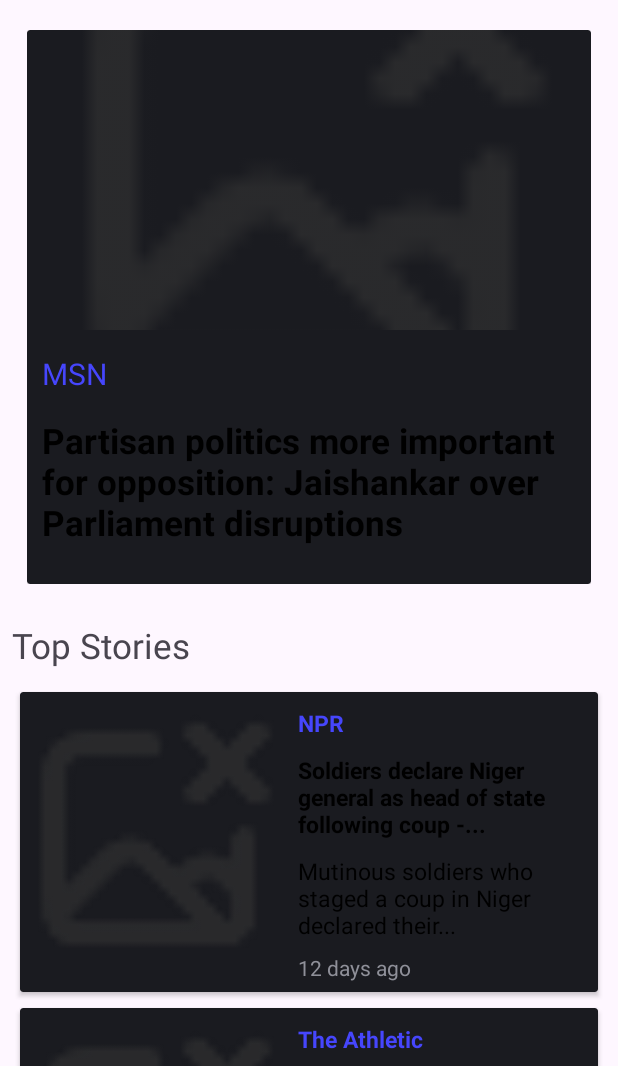
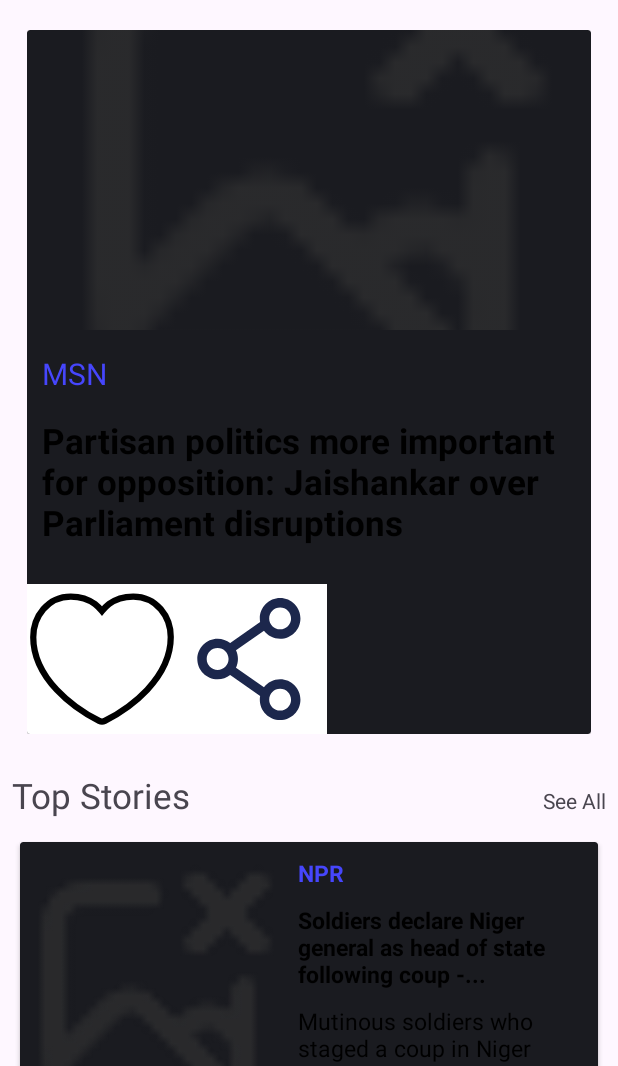
Before and after one commit to gangulwar/Android-NewsApp, an Android app: the screen it shows after launch (MainActivity), on a phone screen of 412 x 824 dp, the part 170-1236 px from its top. Run offline under Robolectric (Android 15) with nearby library versions, the phone set to English and light mode, and no system bars; our stand-ins replace Picasso; pictures from the network do not load.

Commit message:
add like feature

```diff
--- a/app/src/main/java/org/gangulwar/newsapp/LatestNewsAdapter.java
+++ b/app/src/main/java/org/gangulwar/newsapp/LatestNewsAdapter.java
@@ -1,14 +1,18 @@
 package org.gangulwar.newsapp;
+
 
 import android.content.Context;
 import android.content.Intent;
+import android.graphics.drawable.Drawable;
 import android.view.LayoutInflater;
 import android.view.View;
 import android.view.ViewGroup;
+import android.widget.ImageButton;
 import android.widget.ImageView;
 import android.widget.TextView;
 
 import androidx.annotation.NonNull;
+import androidx.core.content.ContextCompat;
 import androidx.recyclerview.widget.RecyclerView;
 
 import com.squareup.picasso.Picasso;
@@ -38,24 +42,55 @@ public class LatestNewsAdapter extends RecyclerView.Adapter<LatestNewsAdapter.Vi
     @Override
     public void onBindViewHolder(@NonNull ViewHolder holder, int position) {
 //holder.imageView.se
+        TopStroiesModal object=newsModalArrayList.get(position);
         Picasso.get()
-                .load(newsModalArrayList.get(position).imageUrl)
+                .load(object.imageUrl)
                 .placeholder(R.drawable.loadinggif)
                 .error(R.drawable.image_loading_error)
                 .into(holder.imageView);
 
-        holder.title.setText(newsModalArrayList.get(position).title);
-        holder.source.setText(newsModalArrayList.get(position).source);
+        holder.title.setText(object.title);
+        holder.source.setText(object.source);
+       if (object.isLiked){
+           holder.likeButton.setImageResource(R.drawable.heart_after);
+       }else{
+           holder.likeButton.setImageResource(R.drawable.heart_before);
+       }
+
         holder.itemView.setOnClickListener(new View.OnClickListener() {
             @Override
             public void onClick(View v) {
                 Intent intent = new Intent(context, NewsDetailActivity.class);
-                intent.putExtra("object", newsModalArrayList.get(position));
+                intent.putExtra("object", object);
                 intent.addFlags(Intent.FLAG_ACTIVITY_NEW_TASK);
                 context.startActivity(intent);
             }
         });
 
+        holder.likeButton.setOnClickListener(new View.OnClickListener() {
+            @Override
+            public void onClick(View v) {
+                System.out.println("clicked");
+//                Drawable a=holder.likeButton.getDrawable();
+//                if (a.getConstantState().equals(ContextCompat.getDrawable(context, R.drawable.heart_before).getConstantState())){
+//                    System.out.println("Reaching");
+//                    holder.likeButton.setImageResource(R.drawable.heart_after);
+//                }else {
+//                    System.out.println("Reaching 2");
+//                    holder.likeButton.setImageResource(R.drawable.heart_before);
+//                }
+               // TopStroiesModal object = newsModalArrayList.get(position);
+                if (!(object.isLiked)) {
+                    holder.likeButton.setImageResource(R.drawable.heart_after);
+                    FavoriteFragment.addFavorite(object);
+                    object.isLiked = true;
+                } else {
+                    holder.likeButton.setImageResource(R.drawable.heart_before);
+                    //FavoriteFragment.removeFavorite(object);
+                    object.isLiked = false;
+                }
+            }
+        });
     }
 
     @Override
@@ -70,13 +105,17 @@ public class LatestNewsAdapter extends RecyclerView.Adapter<LatestNewsAdapter.Vi
 
         TextView source;
 
+        ImageButton shareButton;
+        ImageButton likeButton;
+
         public ViewHolder(@NonNull View itemView) {
             super(itemView);
 
             imageView = itemView.findViewById(R.id.imageViewNews);
             title = itemView.findViewById(R.id.Title);
             source = itemView.findViewById(R.id.source);
-
+            shareButton = itemView.findViewById(R.id.shareButton);
+            likeButton = itemView.findViewById(R.id.likeButton);
         }
     }
 }
--- a/app/src/main/java/org/gangulwar/newsapp/MainActivity.java
+++ b/app/src/main/java/org/gangulwar/newsapp/MainActivity.java
@@ -117,6 +117,10 @@ public class MainActivity extends AppCompatActivity {
                     titleOfToolBar.setText("Categories");
 
                     loadFragment(new CategoriesFragment(getApplicationContext()), true);
+                } else if (id==R.id.favorite) {
+                    Toast.makeText(getApplicationContext(), "Favorite Clicked", Toast.LENGTH_SHORT).show();
+                    titleOfToolBar.setText("Favorites");
+                    loadFragment(new FavoriteFragment(getApplicationContext()), true);
                 } else if (id == R.id.aboutUs) {
                     Toast.makeText(getApplicationContext(), "About Us Clicked", Toast.LENGTH_SHORT).show();
                     titleOfToolBar.setText("About Us");
--- a/app/src/main/java/org/gangulwar/newsapp/TopStroiesModal.java
+++ b/app/src/main/java/org/gangulwar/newsapp/TopStroiesModal.java
@@ -14,6 +14,7 @@ public class TopStroiesModal implements Parcelable {
     String imageUrl;
     String date;
     String body;
+    boolean isLiked = false;
 
     public TopStroiesModal(String source, String author, String title, String description, String url, String imageUrl, String date, String body) {
         this.source = source;
--- a/app/src/main/res/layout/fragment_main.xml
+++ b/app/src/main/res/layout/fragment_main.xml
@@ -2,14 +2,14 @@
 
 
 <FrameLayout xmlns:android="http://schemas.android.com/apk/res/android"
+    xmlns:app="http://schemas.android.com/apk/res-auto"
+    xmlns:tools="http://schemas.android.com/tools"
     android:id="@+id/container"
     android:layout_width="match_parent"
-    android:layout_height="wrap_content">
+    android:layout_height="wrap_content"
+    android:textAlignment="viewEnd">
 
     <androidx.core.widget.NestedScrollView
-        xmlns:android="http://schemas.android.com/apk/res/android"
-        xmlns:app="http://schemas.android.com/apk/res-auto"
-        xmlns:tools="http://schemas.android.com/tools"
         android:layout_width="match_parent"
         android:layout_height="match_parent">
 
@@ -43,19 +43,34 @@
             </LinearLayout>
 
 
-
             <LinearLayout
                 android:layout_width="match_parent"
                 android:layout_height="wrap_content"
-                android:orientation="vertical"
-                android:layout_marginTop="15dp">
+                android:layout_marginTop="15dp"
+                android:orientation="vertical">
 
-                <TextView
-                    android:layout_width="wrap_content"
+                <LinearLayout
+                    android:layout_width="match_parent"
                     android:layout_height="wrap_content"
-                    android:text="Top Stories"
-                    android:textSize="23dp"
-                    android:layout_marginBottom="10dp"/>
+                    android:orientation="horizontal">
+
+
+                    <TextView
+                        android:layout_width="wrap_content"
+                        android:layout_height="wrap_content"
+                        android:layout_marginBottom="10dp"
+                        android:layout_weight="1"
+                        android:text="Top Stories"
+                        android:textSize="23dp" />
+
+                    <TextView
+                        android:layout_width="wrap_content"
+                        android:layout_height="wrap_content"
+                        android:layout_weight="1"
+                        android:text="See All"
+                        android:textAlignment="textEnd" />
+
+                </LinearLayout>
 
                 <androidx.recyclerview.widget.RecyclerView
                     android:id="@+id/topStoriesRecycleView"
--- a/app/src/main/res/layout/main_screen_trendingnews.xml
+++ b/app/src/main/res/layout/main_screen_trendingnews.xml
@@ -10,8 +10,7 @@
     <androidx.cardview.widget.CardView
         android:layout_width="match_parent"
         android:layout_height="wrap_content"
-        android:elevation="10dp"
-        >
+        android:elevation="10dp">
 
         <LinearLayout
             android:layout_width="match_parent"
@@ -27,29 +26,49 @@
                 android:src="@mipmap/ic_launcher" />
 
             <androidx.appcompat.widget.AppCompatTextView
+                android:id="@+id/source"
                 android:layout_width="wrap_content"
                 android:layout_height="wrap_content"
+                android:layout_marginStart="10dp"
+                android:layout_marginTop="15dp"
                 android:text="@string/source"
-                android:layout_marginTop="15dp"
-                android:textSize="20dp"
-                android:id="@+id/source"
                 android:textColor="@color/blue"
-                android:layout_marginStart="10dp"
-                />
+                android:textSize="20dp" />
 
             <androidx.appcompat.widget.AppCompatTextView
                 android:id="@+id/Title"
                 android:layout_width="match_parent"
                 android:layout_height="wrap_content"
+                android:layout_marginStart="10dp"
                 android:layout_marginTop="15dp"
+                android:layout_marginBottom="25dp"
                 android:text="@string/title"
+                android:textColor="@color/black"
                 android:textSize="23sp"
-                android:textStyle="bold"
-                android:layout_marginStart="10dp"
-                android:layout_marginBottom="25dp"
-                android:textColor="@color/black"
-                />
+                android:textStyle="bold" />
 
+            <LinearLayout
+                android:layout_width="match_parent"
+                android:layout_height="wrap_content"
+                android:orientation="horizontal">
+
+                <ImageButton
+                    android:layout_width="100dp"
+                    android:layout_height="100dp"
+                    android:src="@drawable/heart_before"
+                    android:background="@color/white"
+                    android:scaleType="centerCrop"
+                    android:id="@+id/likeButton"/>
+
+                <ImageButton
+                    android:layout_width="100dp"
+                    android:layout_height="100dp"
+                    android:src="@drawable/share_button"
+                    android:scaleType="centerCrop"
+                    android:background="@color/white"
+                    android:id="@+id/shareButton"/>
+
+            </LinearLayout>
         </LinearLayout>
     </androidx.cardview.widget.CardView>
 
--- a/app/src/main/res/menu/navigation_items.xml
+++ b/app/src/main/res/menu/navigation_items.xml
@@ -3,26 +3,28 @@
 
     <item
         android:id="@+id/home"
-        android:title="Home"
-        android:icon="@drawable/home"/>
+        android:icon="@drawable/home"
+        android:title="Home" />
 
     <item
         android:id="@+id/topStories"
-        android:title="Top Stories"
-        android:icon="@drawable/trending"/>
+        android:icon="@drawable/trending"
+        android:title="Top Stories" />
 
     <item
         android:id="@+id/categories"
-        android:title="Categories"
-        android:icon="@drawable/categories">
+        android:icon="@drawable/categories"
+        android:title="Categories" />
 
-
-    </item>
+    <item
+        android:id="@+id/favorite"
+        android:icon="@drawable/heart_before"
+        android:title="@string/favorites" />
 
     <item
         android:id="@+id/aboutUs"
-        android:title="About Us"
-        android:icon="@drawable/about_us"/>
+        android:icon="@drawable/about_us"
+        android:title="About Us" />
 
 
 </menu>
--- a/app/src/main/res/values/strings.xml
+++ b/app/src/main/res/values/strings.xml
@@ -19,4 +19,5 @@
     <string name="CloseDrawer">Close Navigation Drawer</string>
     <!-- TODO: Remove or change this placeholder text -->
     <string name="hello_blank_fragment">Hello blank fragment</string>
+    <string name="favorites">Favorites</string>
 </resources>
```
Also changed, not shown: app/src/main/java/org/gangulwar/newsapp/FavoriteFragment.java (+40 -36 lines), app/src/main/res/layout/fragment_favorite.xml (+10 -3 lines).
